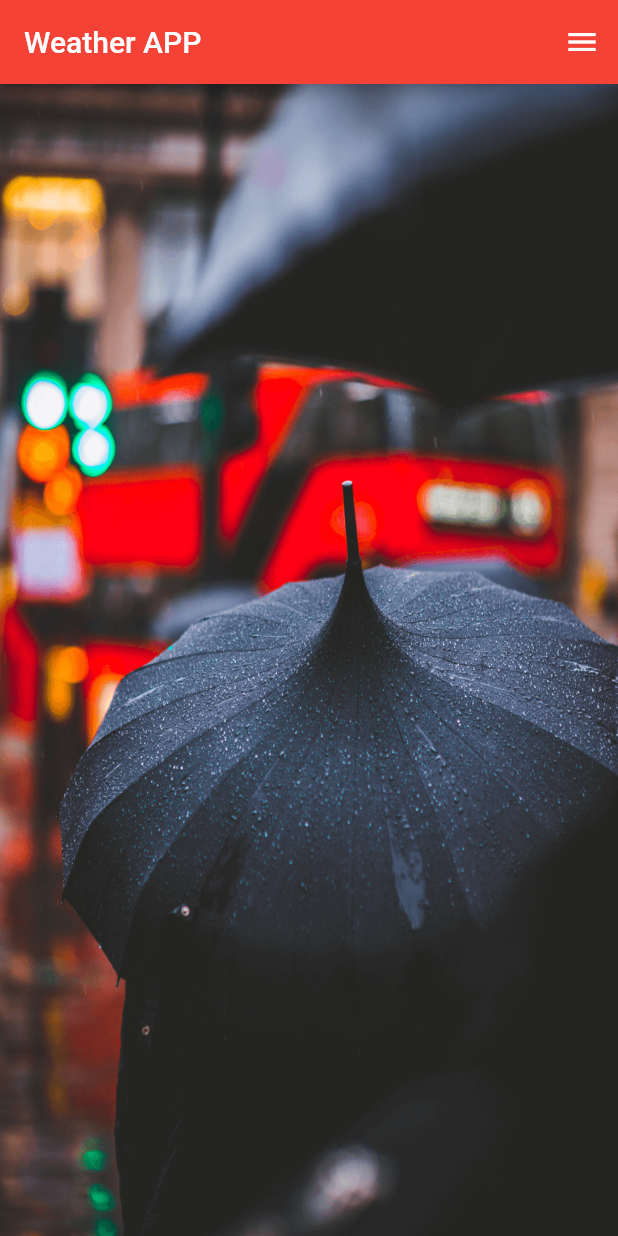
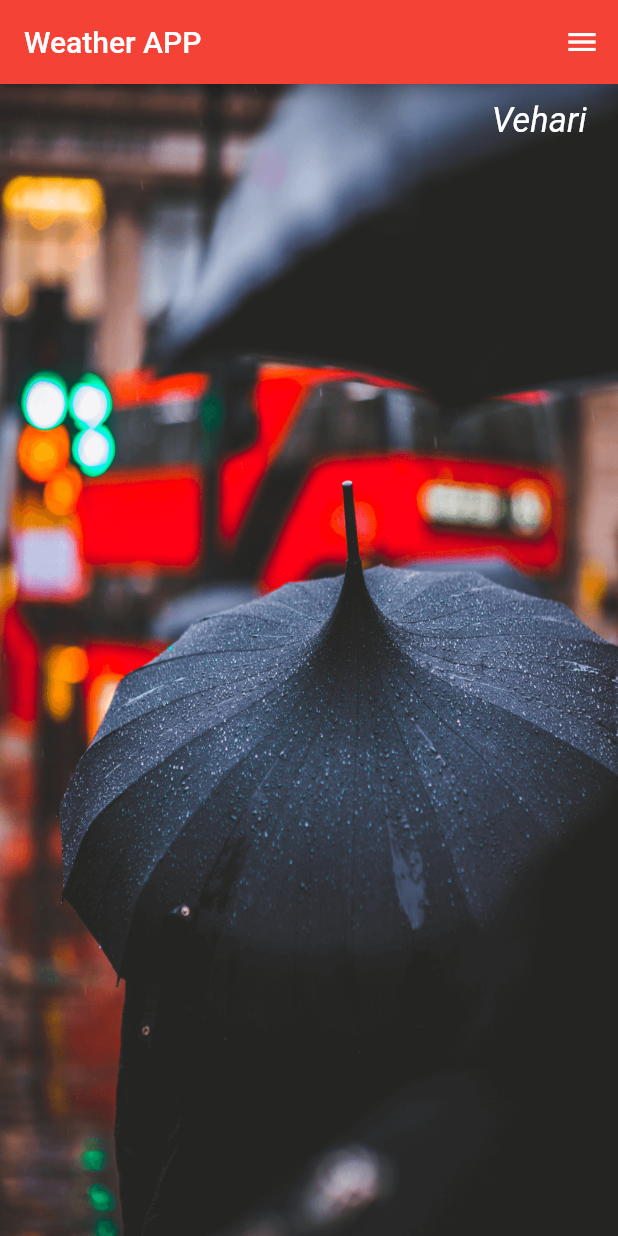
Before and after one commit to HaXer420/Flutter_FA19-BCS-112, a Flutter app: the screen it shows after launch, on a phone screen of 412 x 824 dp. Run offline on Flutter 3.47's test engine with Material 2 defaults, Android fonts, the phone set to English and light mode, and no system bars; our stand-ins replace font_awesome_flutter.

Commit message:
Part 08 (text widget on image)

```diff
--- a/weatherapp/lib/ui/climateFile.dart
+++ b/weatherapp/lib/ui/climateFile.dart
@@ -30,10 +30,29 @@ class _ClimateState extends State<Climate> {
               height: 1200.0,
               width: 600.0,
               fit: BoxFit.fill,
-            )
-          )
+            ),
+          ),
+          Container(
+            alignment: Alignment.topRight,
+            margin: EdgeInsets.fromLTRB(0.0, 10.9, 20.9, 0.0),
+            child: Text(
+              'Vehari',
+              style: cityStyle(),
+            ),
+          ),
         ],
       ),
     );
   }
 }
+
+
+//citystyle
+
+TextStyle cityStyle() {
+  return TextStyle(
+    color: Colors.white,
+    fontSize: 22.9,
+    fontStyle: FontStyle.italic
+  );
+}
```
